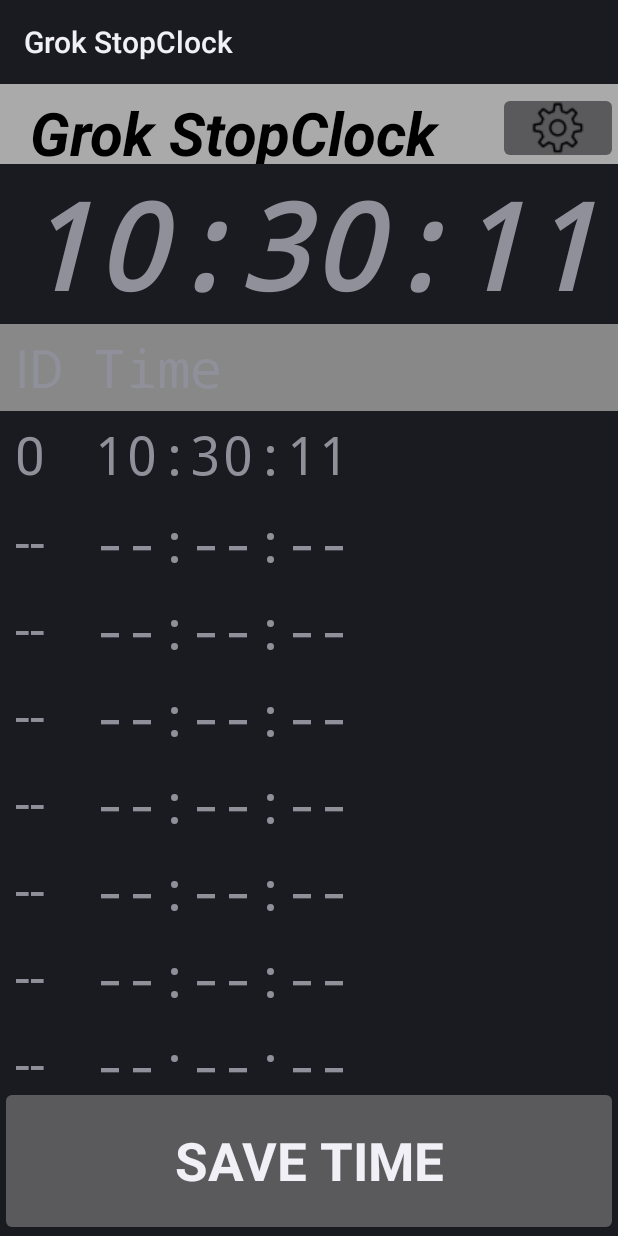
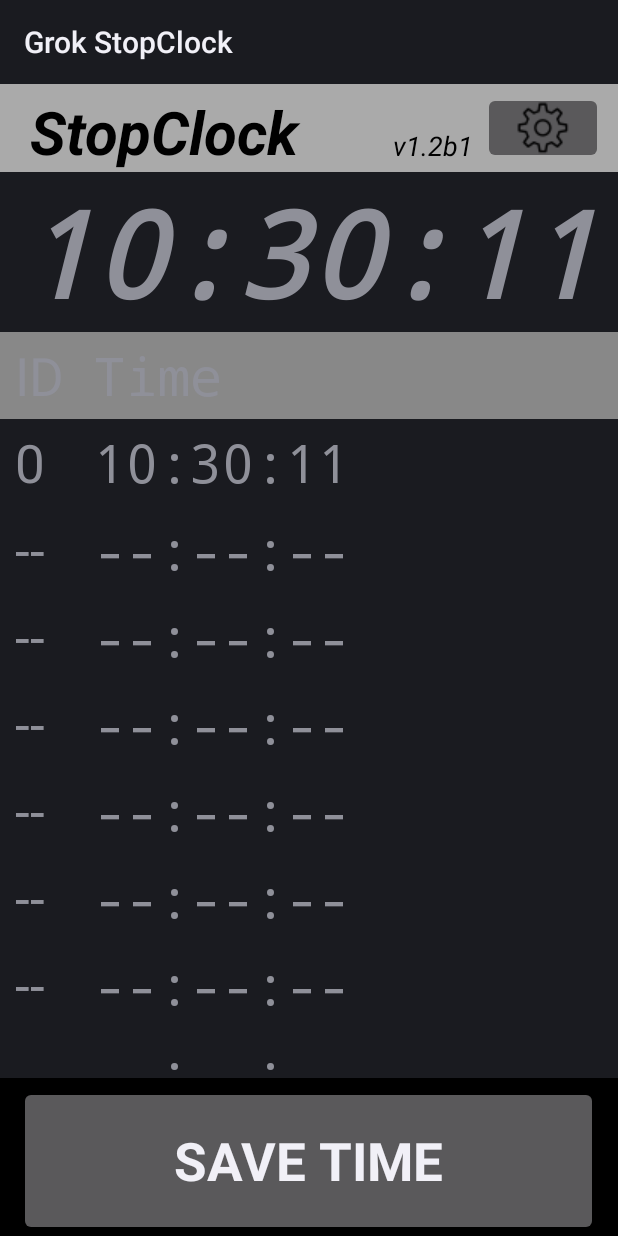
Before and after one commit to hoche/GrokStopClock, an Android app: the screen it shows after launch (MainActivity), after a tap on "SAVE TIME", on a phone screen of 412 x 824 dp. Run offline under Robolectric (Android 15) with nearby library versions, the phone set to English and light mode, and no system bars; 1 other tap on this screen came first.

Commit message:
Fix version display.

```diff
--- a/app/src/main/java/com/grok/stopclock/TimeEntry.java
+++ b/app/src/main/java/com/grok/stopclock/TimeEntry.java
@@ -100,9 +100,14 @@ public class TimeEntry {
         return sbuf.toString();
     }
 
-    public final byte[] toByteArray() {
+    public static final String headersToString() {
+        String val = "ID,Time,Date\n";
+        return val;
+    }
+
+    public final String toString() {
         String val = mId + "," + getTime(TimeFormat.SECONDS_AND_TENTHS) + "," + getDate() + "\n";
-        return val.getBytes();
+        return val;
     }
 
     public static TimeFormat getTimeFormat(int idx) {
--- a/app/src/main/java/com/grok/stopclock/TimeStore.java
+++ b/app/src/main/java/com/grok/stopclock/TimeStore.java
@@ -49,6 +49,7 @@ public class TimeStore {
     public boolean init() {
 
         String path = getExternalDataFileDir();
+        Boolean isNew = false;
 
         // Return the primary external storage directory. This directory may not currently be
         // accessible if it has been mounted by the user on their computer, has been removed from
@@ -82,6 +83,7 @@ public class TimeStore {
         if (!dataFile.exists()) {
             try {
                 dataFile.createNewFile();
+                isNew = true;
             } catch (IOException e) {
                 // TODO: Handle error with proper notification
                 LogUtil.INSTANCE.d(LOGTAG, "Couldn't create data file.");
@@ -100,7 +102,7 @@ public class TimeStore {
         try {
             FileInputStream is = new FileInputStream(dataFile);
             BufferedReader reader = new BufferedReader(new InputStreamReader(is));
-            String line = reader.readLine();
+            String line;
             int lineNo = 1;
             while ((line = reader.readLine())!= null) {
                 try {
@@ -120,6 +122,14 @@ public class TimeStore {
         try {
             FileOutputStream os = new FileOutputStream(dataFile, true); // open for appending
             mFOut = os;
+            // write header if necessary
+            if (isNew) {
+                try {
+                    mFOut.write(TimeEntry.headersToString().getBytes());
+                } catch (IOException e) {
+                    LogUtil.INSTANCE.d(LOGTAG, "Couldn't append to data file.");
+                }
+            }
         } catch (IOException e) {
             LogUtil.INSTANCE.d(LOGTAG, "Couldn't append to data file.");
             return false;
@@ -132,7 +142,7 @@ public class TimeStore {
         mTimes.add(te);
         if (mFOut != null) {
             try {
-                mFOut.write(te.toByteArray());
+                mFOut.write(te.toString().getBytes());
             } catch (IOException e) {
                 LogUtil.INSTANCE.d(LOGTAG, "Couldn't append to data file.");
             }
--- a/app/src/main/res/layout/activity_main.xml
+++ b/app/src/main/res/layout/activity_main.xml
@@ -18,13 +18,24 @@
             android:layout_height="fill_parent"
             android:layout_width="0dp"
             android:layout_weight="1"
-            android:gravity="center_vertical"
+            android:gravity="bottom"
             android:textColor="@android:color/black"
             android:paddingLeft="20sp"
-            android:text="@string/app_full_name"
+            android:text="@string/app_name"
             android:height="60dp"
             android:textSize="40sp"
             android:textStyle="bold|italic"
+            android:typeface="sans" />
+
+        <TextView
+            android:layout_height="fill_parent"
+            android:layout_width="60dp"
+            android:layout_marginBottom="5dp"
+            android:gravity="bottom"
+            android:textColor="@android:color/black"
+            android:text="@string/app_version"
+            android:textSize="18sp"
+            android:textStyle="italic"
             android:typeface="sans" />
 
         <ImageButton
@@ -32,6 +43,8 @@
             android:layout_width="80dp"
             android:layout_height="48dp"
             android:src="@drawable/icons8_settings_36"
+            android:layout_marginBottom="5dp"
+            android:layout_marginRight="10dp"
             android:onClick="onSettingsButton" />
 
     </LinearLayout>
@@ -56,22 +69,41 @@
         android:layout_width="fill_parent"
         android:layout_height="fill_parent"
         android:layout_below="@+id/clock_time"
-        android:layout_above="@+id/save_time_button"
+        android:layout_above="@+id/save_time_button_bar"
         android:id="@+id/time_table">
     </TableLayout>
 
-    <Button
-        android:layout_width="wrap_content"
+    <LinearLayout
+        android:id="@+id/save_time_button_bar"
+        android:layout_width="fill_parent"
         android:layout_height="wrap_content"
-        android:text="@string/save_time_button_text"
-        android:id="@+id/save_time_button"
+        android:orientation="horizontal"
+        android:paddingTop="5dp"
         android:layout_alignParentBottom="true"
-        android:layout_alignParentLeft="true"
-        android:layout_alignParentRight="true"
-        android:height="100dp"
-        android:textSize="35sp"
-        android:textStyle="bold"
-        android:typeface="sans"
-        android:onClick="onSaveTimeButton" />
+        android:background="@android:color/black" >
+
+        <View
+            android:layout_height="fill_parent"
+            android:layout_width="0dp"
+            android:layout_weight="1" />
+
+        <Button
+            android:layout_width="360dp"
+            android:layout_height="100dp"
+            android:src="@drawable/icons8_settings_36"
+            android:layout_weight="2"
+            android:height="100dp"
+            android:textSize="35sp"
+            android:textStyle="bold"
+            android:typeface="sans"
+            android:text="@string/save_time_button_text"
+            android:onClick="onSaveTimeButton" />
+
+        <View
+            android:layout_height="fill_parent"
+            android:layout_width="0dp"
+            android:layout_weight="1" />
+
+    </LinearLayout>
 
 </RelativeLayout>
--- a/app/src/main/res/values/strings.xml
+++ b/app/src/main/res/values/strings.xml
@@ -1,5 +1,5 @@
 <resources>
-    <string name="app_full_name">Grok StopClock v1.2b1</string>
+    <string name="app_version">v1.2b1</string>
     <string name="app_name">Grok StopClock</string>
 
     <string name="app_dir_name">GrokStopClock</string>
```
